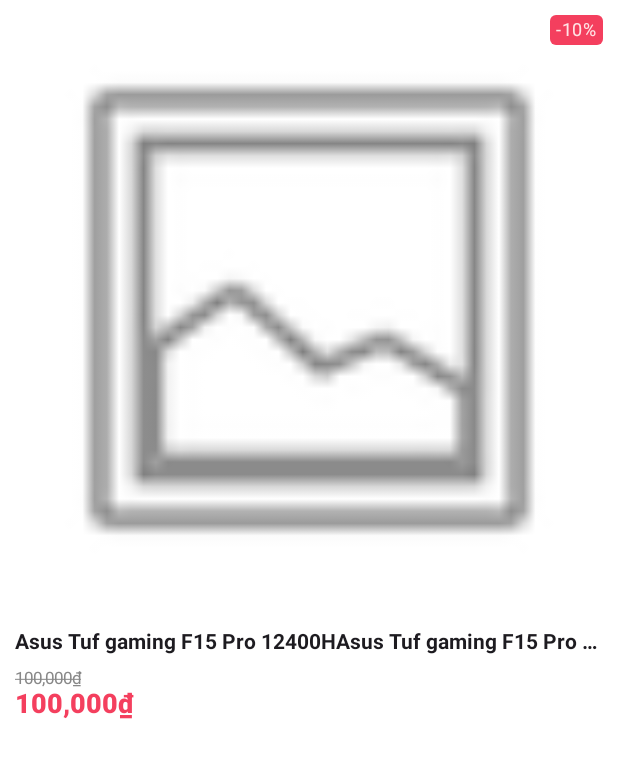
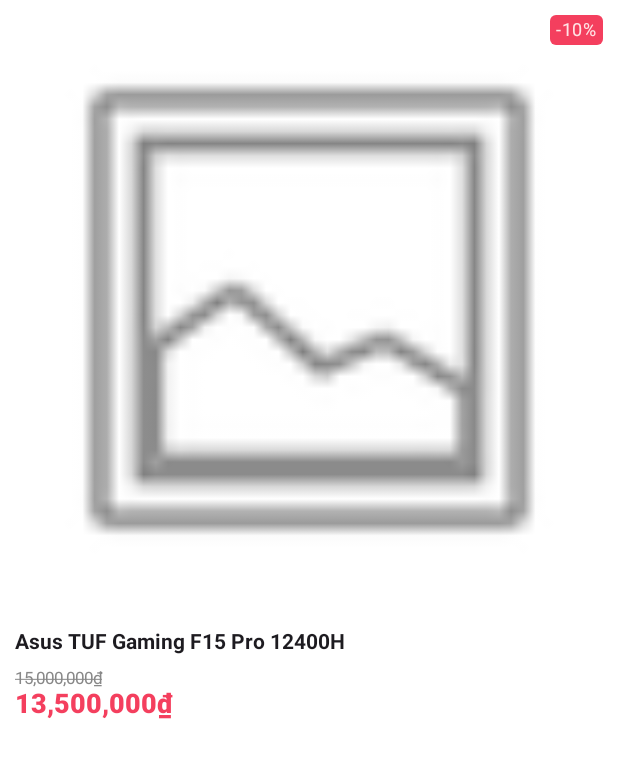
Before and after one commit to duongcao04/technology-shop, an Android app built with Jetpack Compose: the @Preview function ProductCardPreview, on a phone screen of 412 x 824 dp. Shown: the top 758 px of the screen. Run offline under Robolectric (Android 15) with nearby library versions, the phone set to English and light mode, and no system bars; pictures from the network do not load.

Commit message:
fix list san pham

```diff
--- a/techshop/app/src/main/java/com/example/techshop/views/components/products/ProductCard.kt
+++ b/techshop/app/src/main/java/com/example/techshop/views/components/products/ProductCard.kt
@@ -38,21 +38,17 @@
 import com.example.techshop.ui.theme.Primary500
 import com.example.techshop.ui.theme.Primary800
 
+// ProductCard.kt (UI)
 @Composable
-fun ProductCard(
-    product: Product,
-    onClick: () -> Unit
-) {
+fun ProductCard(product: Product, onClick: () -> Unit) {
     Card(
         modifier = Modifier
             .fillMaxWidth()
             .clickable(onClick = onClick),
-        colors = CardDefaults.cardColors(
-            containerColor = Color.White
-        ),
+        colors = CardDefaults.cardColors(containerColor = Color.White),
         shape = RoundedCornerShape(0.dp)
     ) {
-        Column() {
+        Column {
             Box {
                 AsyncImage(
                     model = product.imageUrl,
@@ -65,12 +61,13 @@
                     contentScale = ContentScale.Crop,
                     error = androidx.compose.ui.res.painterResource(id = android.R.drawable.ic_menu_gallery)
                 )
+
                 Box(
                     modifier = Modifier
                         .align(Alignment.TopEnd)
                         .padding(10.dp)
                 ) {
-                    DiscountTag("10")
+                    DiscountTag(product.discountPercent.toString())
                 }
             }
 
@@ -79,7 +76,7 @@
             Column(modifier = Modifier.padding(horizontal = 10.dp)) {
                 Text(
                     text = product.name,
-                    style = TextStyle(fontSize = 14.sp, fontWeight = FontWeight.Bold),
+                    fontSize = 14.sp,
                     fontWeight = FontWeight.Bold,
                     maxLines = 1,
                     overflow = TextOverflow.Ellipsis,
@@ -87,17 +84,15 @@
 
                 Spacer(modifier = Modifier.height(10.dp))
 
-                // Product Price
                 if (product.discountPercent > 0) {
-
-                    Column() {
+                    Column {
                         Text(
                             text = product.getFormattedPrice(),
-                            style = TextStyle(fontSize = 11.sp, fontWeight = FontWeight.Normal),
+                            fontSize = 11.sp,
                             textDecoration = TextDecoration.LineThrough,
                             color = Color.Gray
                         )
-                        AccessseliingPrice(product.getFormattedPrice())
+                        AccessseliingPrice(product.getFormattedDiscountPrice())
                     }
                 } else {
                     AccessseliingPrice(product.getFormattedPrice())
@@ -111,7 +106,8 @@
 fun AccessseliingPrice(price: String) {
     Text(
         text = price,
-        style = TextStyle(fontSize = 18.sp, fontWeight = FontWeight.ExtraBold),
+        fontSize = 18.sp,
+        fontWeight = FontWeight.ExtraBold,
         color = Primary500
     )
 }
@@ -129,16 +125,18 @@
     )
 }
 
+@Preview
 @Composable
-@Preview
 fun ProductCardPreview() {
     ProductCard(
         product = Product(
             id = "1asdas",
-            name = "Asus Tuf gaming F15 Pro 12400HAsus Tuf gaming F15 Pro 12400H",
+            name = "Asus TUF Gaming F15 Pro 12400H",
             description = "Des",
-            price = 100000.00,
+            price = 15000000.0,
             imageUrl = "",
-            discountPercent = 10,
-        ), {})
+            discountPercent = 10
+        ),
+        onClick = {}
+    )
 }
--- a/techshop/app/src/main/java/com/example/techshop/views/components/products/Topbar.kt
+++ b/techshop/app/src/main/java/com/example/techshop/views/components/products/Topbar.kt
@@ -44,11 +44,7 @@
                         shape = RoundedCornerShape(12.dp)
                     ),
             ) {
-                Icon(
-                    painter = painterResource(id = R.drawable.baseline_arrow_back_ios_new_24),
-                    contentDescription = "Back",
-                    tint = Color.Black
-                )
+
             }
 
             BasicTextField(
@@ -57,7 +53,7 @@
                 modifier = Modifier
                     .fillMaxWidth()
                     .height(35.dp)
-                    .padding(start = 8.dp)
+
                     .background(Color.White, shape = CircleShape),
                 textStyle = TextStyle(color = Color.Black, fontSize = 12.sp),
                 singleLine = true,
```
